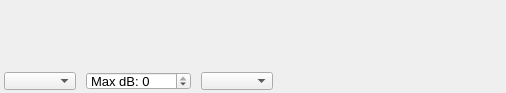
The window that spectrumwidget.ui (oldscienceguy/PebbleSDR) describes before a commit, drawn with Qt 5.
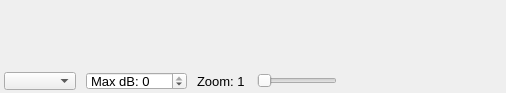
The same window after the commit.

Commit message:
Improved zoom function.  Now keep whatever freq is being listened to, either lo or mixer as zoom in / out.  Zoom in sets LO to mixer if necessary to keep it centered.  Zoom out doesn't need to.  Changed UI to slider.
But I don't like the factors, ie 1x = 2m range 10x = 200k and 20x = 100k.  Not easily understood

Patch:
```diff
--- a/spectrumwidget.ui
+++ b/spectrumwidget.ui
@@ -197,18 +197,63 @@
           </widget>
          </item>
          <item>
-          <widget class="QComboBox" name="zoomBox">
+          <widget class="QLabel" name="zoomLabel">
+           <property name="minimumSize">
+            <size>
+             <width>50</width>
+             <height>0</height>
+            </size>
+           </property>
            <property name="maximumSize">
             <size>
+             <width>50</width>
+             <height>18</height>
+            </size>
+           </property>
+           <property name="font">
+            <font>
+             <pointsize>10</pointsize>
+            </font>
+           </property>
+           <property name="text">
+            <string>Zoom: 1 X</string>
+           </property>
+          </widget>
+         </item>
+         <item>
+          <widget class="QSlider" name="zoomSlider">
+           <property name="minimumSize">
+            <size>
              <width>80</width>
+             <height>0</height>
+            </size>
+           </property>
+           <property name="maximumSize">
+            <size>
+             <width>80</width>
              <height>18</height>
             </size>
            </property>
            <property name="font">
             <font>
-             <pointsize>8</pointsize>
+             <pointsize>10</pointsize>
             </font>
            </property>
+           <property name="minimum">
+            <number>10</number>
+           </property>
+           <property name="maximum">
+            <number>100</number>
+           </property>
+           <property name="pageStep">
+            <number>10</number>
+           </property>
+           <property name="orientation">
+            <enum>Qt::Horizontal</enum>
+           </property>
+           <property name="tickPosition">
+            <enum>QSlider::NoTicks</enum>
+           </property>
           </widget>
          </item>
          <item>
```
The commit also changes 1 other file.
